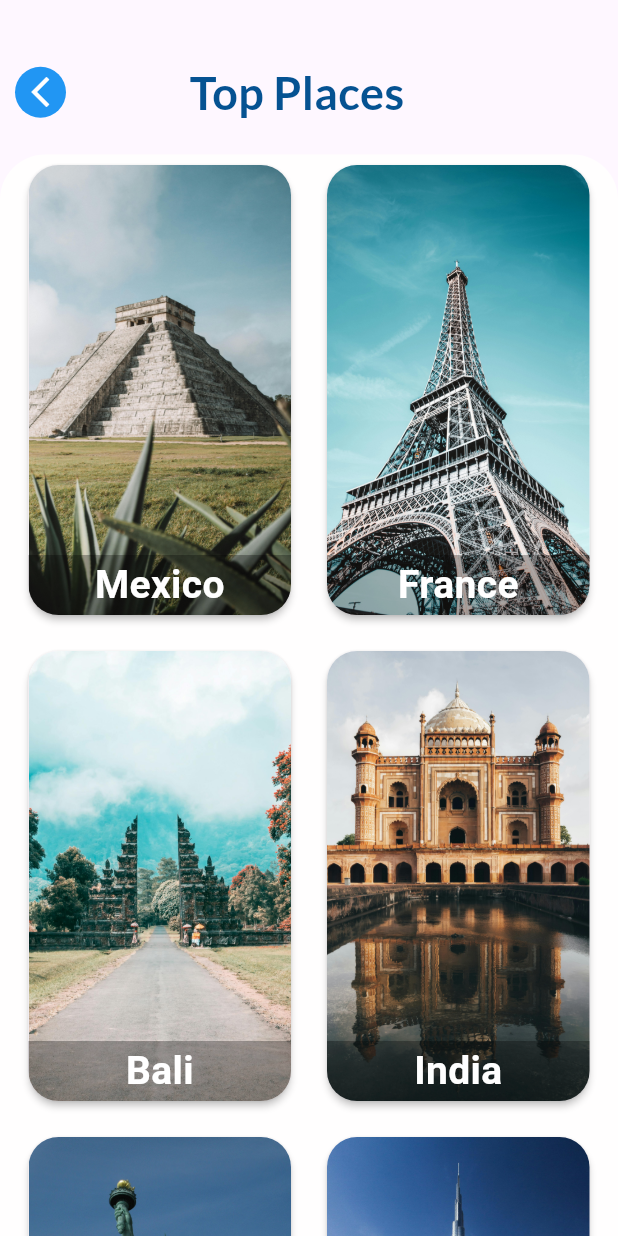
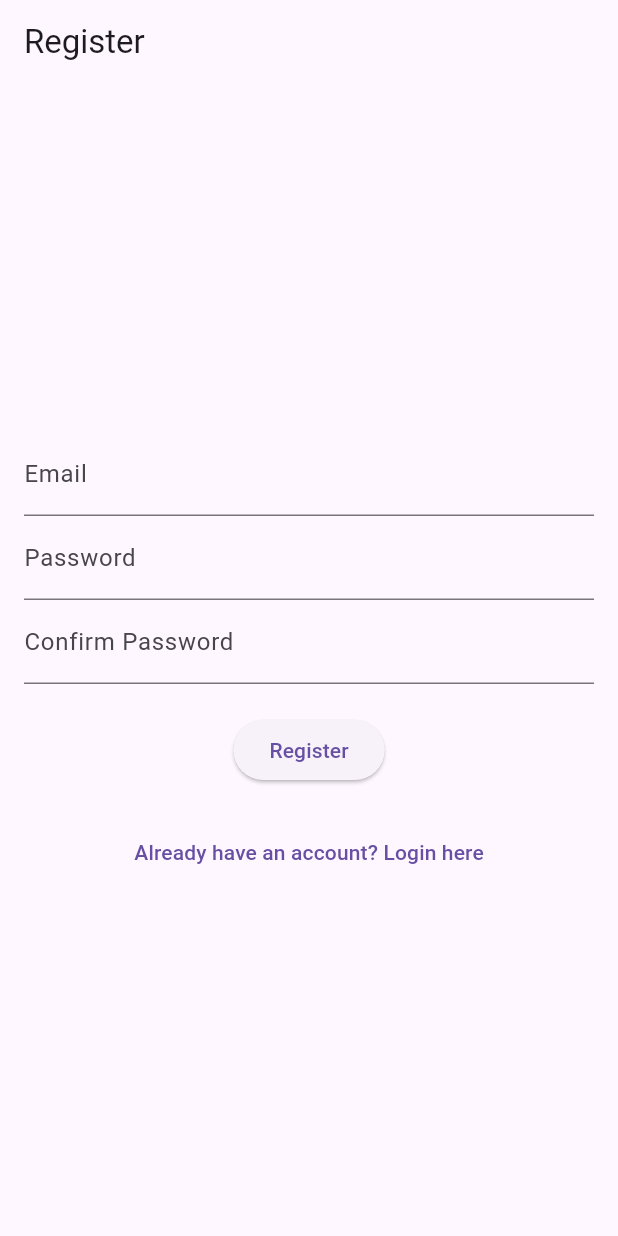
Before and after one commit to Chandimaisuru/Traveler_Mobile_Flutter, a Flutter app: the screen it shows after launch, on a phone screen of 412 x 824 dp. Run offline on Flutter 3.47's test engine with Material 3 defaults, Android fonts, the phone set to English and light mode, and no system bars; our stand-ins replace firebase_auth, firebase_core; accounts and stored records are empty.

Commit message:
sign in done

```diff
--- a/lib/main.dart
+++ b/lib/main.dart
@@ -1,8 +1,7 @@
 import 'package:firebase_core/firebase_core.dart';
 import 'package:flutter/material.dart';
 import 'package:traveler/firebase_options.dart';
-import 'package:traveler/pages/home%20.dart';
-import 'package:traveler/pages/top_places.dart';
+import 'package:traveler/pages/authentication/sign_in.dart';
 
 void main() async {
   WidgetsFlutterBinding.ensureInitialized();
@@ -21,7 +20,7 @@ class MyApp extends StatelessWidget {
       title: 'Flutter Demo',
       debugShowCheckedModeBanner: false,
 
-      home: TopPlaces()
+      home: SignIn()
     );
   }
 }
--- /dev/null
+++ b/lib/pages/authentication/sign_in.dart
@@ -0,0 +1,154 @@
+
+import 'package:flutter/material.dart';
+import 'package:traveler/pages/authentication/login.dart';
+import 'package:traveler/pages/home%20.dart';
+import 'package:traveler/services/auth.dart';
+// import 'package:traveler/services/auth.dart';
+
+class SignIn extends StatefulWidget {
+  const SignIn({super.key});
+
+  @override
+  State<SignIn> createState() => _SignInState();
+}
+
+class _SignInState extends State<SignIn> {
+
+final AuthServices _auth = AuthServices();
+
+final TextEditingController _emailController = TextEditingController();
+final TextEditingController _passwordController = TextEditingController();
+final TextEditingController _confirmPasswordController= TextEditingController();
+
+final _formKey = GlobalKey<FormState>();
+bool _isLoading = false;
+
+// register method
+
+Future<void> _register() async {
+  if (!_formKey.currentState!.validate()) {
+    return;
+  }
+
+  setState(() {
+    _isLoading = true;
+  });
+
+  try {
+    final email = _emailController.text.trim();
+    final password = _passwordController.text.trim();
+    final confirmPassword = _confirmPasswordController.text.trim();
+
+    if (password != confirmPassword) {
+      showDialog(
+        context: context,
+        builder: (context) => AlertDialog(
+          title: const Text("Error"),
+          content: const Text("Passwords do not match"),
+          actions: [
+            TextButton(
+              onPressed: () => Navigator.of(context).pop(),
+              child: const Text("OK"),
+            ),
+          ],
+        ),
+      );
+      return; // Only return if passwords don't match
+    }
+
+    await AuthServices().registerUser(email: email, password: password);
+
+    Navigator.pushReplacement(
+      context,
+      MaterialPageRoute(builder: (context) => Home()),
+    );
+  } catch (e) {
+    print("User create error: $e");
+  } finally {
+    setState(() {
+      _isLoading = false;
+    });
+  }
+}
+
+
+  @override
+  Widget build(BuildContext context) {
+    return Scaffold(
+      appBar: AppBar(
+        title: const Text('Register'),
+      ),
+      body: Padding(
+        padding: const EdgeInsets.all(16.0),
+        child: Form(
+          key: _formKey, // Assign the form key
+          child: Column(
+            mainAxisAlignment: MainAxisAlignment.center,
+            children: [
+              TextFormField(
+                controller: _emailController,
+                keyboardType: TextInputType.emailAddress,
+                decoration: const InputDecoration(labelText: 'Email'),
+                validator: (value) {
+                  if (value == null || value.isEmpty) {
+                    return 'Please enter an email';
+                  } else if (!RegExp(r'^[^@]+@[^@]+\.[^@]+').hasMatch(value)) {
+                    return 'Please enter a valid email';
+                  }
+                  return null;
+                },
+              ),
+              TextFormField(
+                controller: _passwordController,
+                obscureText: true,
+                decoration: const InputDecoration(labelText: 'Password'),
+                validator: (value) {
+                  if (value == null || value.isEmpty) {
+                    return 'Please enter a password';
+                  } else if (value.length <6) {
+                    return 'Password must be at least 6 characters long';
+                  }
+                  return null;
+                },
+              ),
+              TextFormField(
+                controller: _confirmPasswordController,
+                obscureText: true,
+                decoration:
+                    const InputDecoration(labelText: 'Confirm Password'),
+                validator: (value) {
+                  if (value == null || value.isEmpty) {
+                    return 'Please confirm your password';
+                  } else if (value != _passwordController.text) {
+                    return 'Passwords do not match';
+                  }
+                  return null;
+                },
+              ),
+              const SizedBox(height: 20),
+              _isLoading
+                  ? const CircularProgressIndicator()
+                  : ElevatedButton(
+                      onPressed: _register,
+                      child: const Text('Register'),
+                    ),
+              const SizedBox(height: 20),
+              TextButton(
+                onPressed: () {
+                  Navigator.push(
+                    context,
+                    MaterialPageRoute(
+                      builder: (context) => Login(),
+                    ),
+                  );
+                },
+                child: const Text('Already have an account? Login here'),
+              ),
+            ],
+          ),
+        ),
+      ),
+    );
+  }
+
+}
--- a/lib/pages/home .dart
+++ b/lib/pages/home .dart
@@ -30,12 +30,14 @@ class _HomeState extends State<Home> {
                       Material(
                         elevation:3.0,
                         borderRadius: BorderRadius.circular(60),
+                        child: GestureDetector(
                           child: ClipRRect(
                             borderRadius: BorderRadius.circular(60),
                             child: Image.asset("assets/boy.jpg",
                               width:50,
                               height: 50,
                               fit: BoxFit.cover,
+                            ),
                           ),
                         ),
                       ),
--- /dev/null
+++ b/lib/services/auth.dart
@@ -0,0 +1,21 @@
+import 'package:firebase_auth/firebase_auth.dart';
+
+
+class AuthServices{
+
+  //firebase instance
+
+  final FirebaseAuth _auth = FirebaseAuth.instance ;
+
+
+  Future <void> registerUser({ required String email , required String password })async {
+
+    try{
+          await _auth.createUserWithEmailAndPassword(email: email, password: password);
+    }
+    catch (error){
+     print("Create Account Error $error");
+    }
+  }
+
+}
```
Also changed, not shown: lib/pages/authentication/authentication.dart (added, +15 -0 lines), lib/pages/authentication/forgot_password.dart (added, +105 -0 lines), lib/pages/authentication/login.dart (added, +107 -0 lines), lib/pages/wrapper.dart (added, +15 -0 lines). Lines whose indentation alone changed are shown as unchanged.
